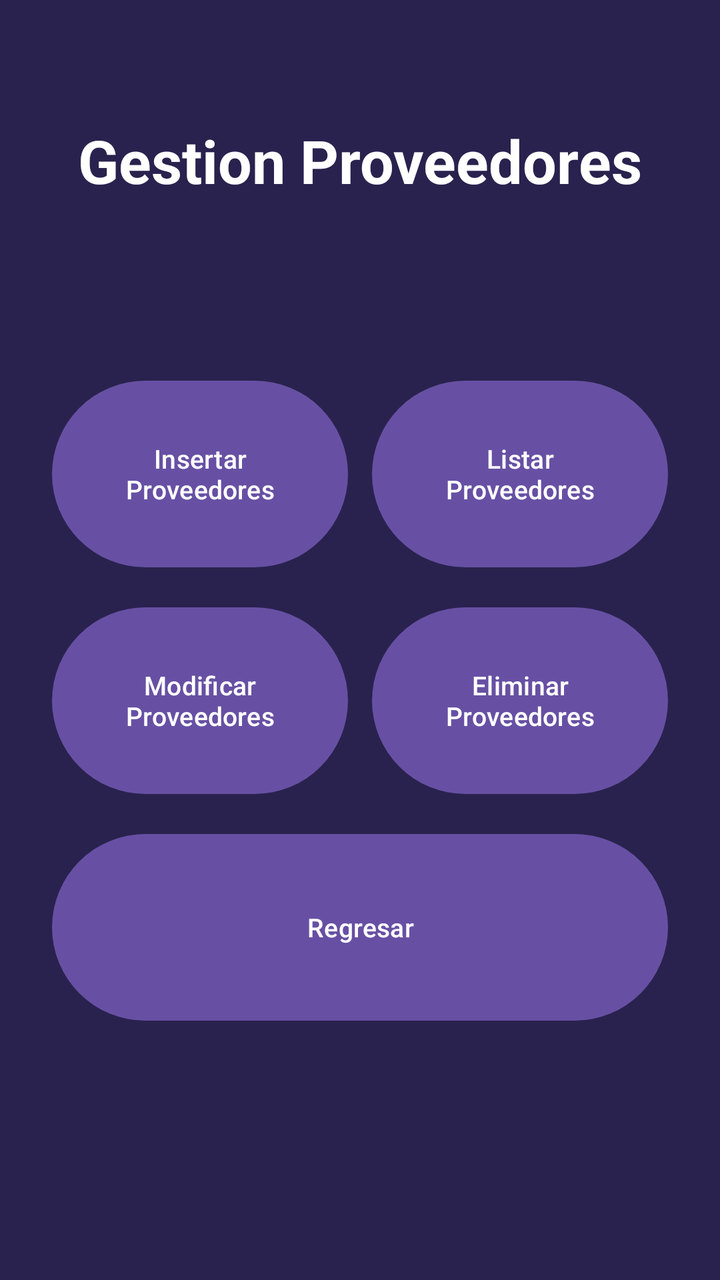
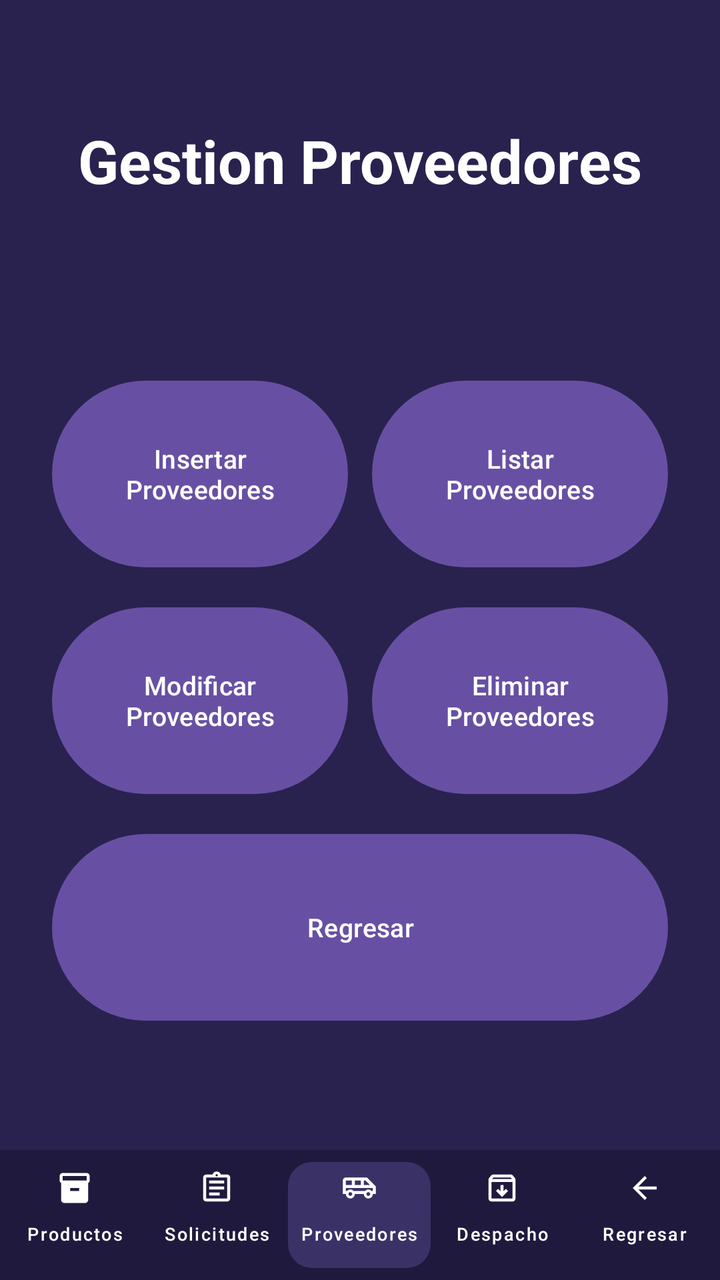

The first picture is an Android layout as it rendered before a commit; the second is the same layout after the commit. The layout source and the unified diff follow.
<!-- AndroidManifest.xml: application theme Theme.AlcamenProyectoFinal -->
<!-- res/layout/activity_frm_gestion_proveedores.xml -->
<?xml version="1.0" encoding="utf-8"?>
<androidx.constraintlayout.widget.ConstraintLayout xmlns:android="http://schemas.android.com/apk/res/android"
    xmlns:app="http://schemas.android.com/apk/res-auto"
    xmlns:tools="http://schemas.android.com/tools"
    android:id="@+id/main"
    android:background="#29224E" android:layout_width="match_parent"
    android:layout_height="match_parent"
    tools:context=".Vista.frmGestionProveedores">

    <TextView
        android:id="@+id/textView57"
        android:layout_width="wrap_content"
        android:layout_height="wrap_content"
        android:text="Gestion Proveedores"
        android:textColor="#FFFFFF"
        android:textSize="30sp"
        android:textStyle="bold"
        android:layout_marginTop="60dp"
        app:layout_constraintEnd_toEndOf="parent"
        app:layout_constraintStart_toStartOf="parent"
        app:layout_constraintTop_toTopOf="parent" />

    <GridLayout
        android:layout_width="320dp"
        android:layout_height="340dp"
        android:columnCount="2"
        android:rowCount="3"
        app:layout_constraintBottom_toBottomOf="parent"
        app:layout_constraintEnd_toEndOf="parent"
        app:layout_constraintStart_toStartOf="parent"
        app:layout_constraintTop_toBottomOf="@+id/textView57"
        app:layout_constraintVertical_bias="0.4">

        <Button
            android:id="@+id/button60"
            android:layout_width="0dp"
            android:layout_height="0dp"
            android:layout_rowWeight="1"
            android:layout_columnWeight="1"
            android:layout_margin="6dp"
            android:onClick="btnInsertarProveedores"
            android:text="Insertar\nProveedores"
            android:textSize="13sp" />

        <Button
            android:id="@+id/button61"
            android:layout_width="0dp"
            android:layout_height="0dp"
            android:layout_rowWeight="1"
            android:layout_columnWeight="1"
            android:layout_margin="6dp"
            android:onClick="btnListarProveedores"
            android:text="Listar\nProveedores"
            android:textSize="13sp" />

        <Button
            android:id="@+id/button62"
            android:layout_width="0dp"
            android:layout_height="0dp"
            android:layout_rowWeight="1"
            android:layout_columnWeight="1"
            android:layout_margin="6dp"
            android:onClick="btnModificarProveedores"
            android:text="Modificar\nProveedores"
            android:textSize="13sp" />

        <Button
            android:id="@+id/button63"
            android:layout_width="0dp"
            android:layout_height="0dp"
            android:layout_rowWeight="1"
            android:layout_columnWeight="1"
            android:layout_margin="6dp"
            android:onClick="btnEliminarProveedores"
            android:text="Eliminar\nProveedores"
            android:textSize="13sp" />

        <Button
            android:id="@+id/button64"
            android:layout_width="0dp"
            android:layout_height="0dp"
            android:layout_rowWeight="1"
            android:layout_columnSpan="2"
            android:layout_columnWeight="2"
            android:layout_margin="6dp"
            android:onClick="btnRegresar"
            android:text="Regresar"
            android:textSize="13sp" />

    </GridLayout>

</androidx.constraintlayout.widget.ConstraintLayout>
<!-- resources referenced by this layout -->
<resources>
  <!-- unchanged entries left out for length: 2 -->
</resources>

<!-- the commit's change to res/layout/activity_frm_gestion_proveedores.xml (unified diff, before → after) -->
@@ -89,4 +89,117 @@
 
     </GridLayout>
 
+    <LinearLayout
+        android:id="@+id/footerJefeAlmacen"
+        android:layout_width="match_parent"
+        android:layout_height="65dp"
+        android:layout_alignParentBottom="true"
+        android:background="#1F1A3D"
+        android:orientation="horizontal"
+        android:paddingHorizontal="2dp"
+        android:gravity="center_vertical"
+        app:layout_constraintBottom_toBottomOf="parent"
+        app:layout_constraintEnd_toEndOf="parent"
+        app:layout_constraintStart_toStartOf="parent">
+
+        
+        <com.google.android.material.button.MaterialButton
+            android:id="@+id/btnProductos"
+            style="@style/Widget.MaterialComponents.Button.TextButton"
+            android:layout_width="0dp"
+            android:layout_height="match_parent"
+            android:layout_weight="1"
+            android:paddingLeft="0dp"
+            android:paddingRight="0dp"
+            android:text="Productos"
+            android:textColor="@android:color/white"
+            android:textSize="9sp"
+            app:icon="@drawable/ic_inventory"
+            app:iconGravity="top"
+            app:iconPadding="1dp"
+            app:iconSize="18dp"
+            app:iconTint="@android:color/white"
+            app:textAllCaps="false" />
+
+        
+        <com.google.android.material.button.MaterialButton
+            android:id="@+id/btnSolicitudes"
+            style="@style/Widget.MaterialComponents.Button.TextButton"
+            android:layout_width="0dp"
+            android:layout_height="match_parent"
+            android:layout_weight="1"
+            android:paddingLeft="0dp"
+            android:paddingRight="0dp"
+            android:text="Solicitudes"
+            android:textColor="@android:color/white"
+            android:textSize="9sp"
+            app:icon="@drawable/ic_assignment"
+            app:iconGravity="top"
+            app:iconPadding="1dp"
+            app:iconSize="18dp"
+            app:iconTint="@android:color/white"
+            app:textAllCaps="false" />
+
+        
+        <com.google.android.material.button.MaterialButton
+            android:id="@+id/btnProveedores"
+            style="@style/Widget.MaterialComponents.Button.UnelevatedButton"
+            android:layout_width="0dp"
+            android:layout_height="65dp"
+            android:layout_marginVertical="6dp"
+            android:layout_weight="1"
+            android:paddingLeft="0dp"
+            android:paddingRight="0dp"
+            android:text="Proveedores"
+            android:textColor="@android:color/white"
+            android:textSize="9sp"
+            app:backgroundTint="#3A3266"
+            app:cornerRadius="12dp"
+            app:icon="@drawable/ic_local_shipping"
+            app:iconGravity="top"
+            app:iconPadding="1dp"
+            app:iconSize="18dp"
+            app:iconTint="@android:color/white"
+            app:textAllCaps="false" />
+
+        
+        <com.google.android.material.button.MaterialButton
+            android:id="@+id/btnDespacho"
+            style="@style/Widget.MaterialComponents.Button.TextButton"
+            android:layout_width="0dp"
+            android:layout_height="match_parent"
+            android:layout_weight="1"
+            android:paddingLeft="0dp"
+            android:paddingRight="0dp"
+            android:text="Despacho"
+            android:textColor="@android:color/white"
+            android:textSize="9sp"
+            app:icon="@drawable/ic_list_alt"
+            app:iconGravity="top"
+            app:iconPadding="1dp"
+            app:iconSize="18dp"
+            app:iconTint="@android:color/white"
+            app:textAllCaps="false" />
+
+        
+        <com.google.android.material.button.MaterialButton
+            android:id="@+id/btnRegresar"
+            style="@style/Widget.MaterialComponents.Button.TextButton"
+            android:layout_width="0dp"
+            android:layout_height="match_parent"
+            android:layout_weight="1"
+            android:paddingLeft="0dp"
+            android:paddingRight="0dp"
+            android:text="Regresar"
+            android:textColor="@android:color/white"
+            android:textSize="9sp"
+            app:icon="@drawable/ic_arrow_back"
+            app:iconGravity="top"
+            app:iconPadding="1dp"
+            app:iconSize="18dp"
+            app:iconTint="@android:color/white"
+            app:textAllCaps="false" />
+
+    </LinearLayout>
+
 </androidx.constraintlayout.widget.ConstraintLayout>
<!-- resource entries referenced after the edit -->
@@ -1,5 +1,35 @@
 <!-- resources referenced by this layout -->
 <resources>
+  <!-- drawable ic_arrow_back (drawable) -->
+  <vector xmlns:android="http://schemas.android.com/apk/res/android" android:autoMirrored="true" android:height="24dp" android:tint="#000000" android:viewportHeight="960" android:viewportWidth="960" android:width="24dp">
+        
+      <path android:fillColor="@android:color/white" android:pathData="M313,520L537,744L480,800L160,480L480,160L537,216L313,440L800,440L800,520L313,520Z"/>
+      
+  </vector>
+  <!-- drawable ic_assignment (drawable) -->
+  <vector xmlns:android="http://schemas.android.com/apk/res/android" android:autoMirrored="true" android:height="24dp" android:tint="#000000" android:viewportHeight="960" android:viewportWidth="960" android:width="24dp">
+        
+      <path android:fillColor="@android:color/white" android:pathData="M200,840Q167,840 143.5,816.5Q120,793 120,760L120,200Q120,167 143.5,143.5Q167,120 200,120L368,120Q381,84 411.5,62Q442,40 480,40Q518,40 548.5,62Q579,84 592,120L760,120Q793,120 816.5,143.5Q840,167 840,200L840,760Q840,793 816.5,816.5Q793,840 760,840L200,840ZM200,760L760,760Q760,760 760,760Q760,760 760,760L760,200Q760,200 760,200Q760,200 760,200L200,200Q200,200 200,200Q200,200 200,200L200,760Q200,760 200,760Q200,760 200,760ZM280,680L560,680L560,600L280,600L280,680ZM280,520L680,520L680,440L280,440L280,520ZM280,360L680,360L680,280L280,280L280,360ZM501.5,161.5Q510,153 510,140Q510,127 501.5,118.5Q493,110 480,110Q467,110 458.5,118.5Q450,127 450,140Q450,153 458.5,161.5Q467,170 480,170Q493,170 501.5,161.5ZM200,760Q200,760 200,760Q200,760 200,760L200,200Q200,200 200,200Q200,200 200,200L200,200Q200,200 200,200Q200,200 200,200L200,760Q200,760 200,760Q200,760 200,760Z"/>
+      
+  </vector>
+  <!-- drawable ic_inventory (drawable) -->
+  <vector xmlns:android="http://schemas.android.com/apk/res/android" android:height="24dp" android:tint="#000000" android:viewportHeight="24" android:viewportWidth="24" android:width="24dp">
+        
+      <path android:fillColor="@android:color/white" android:pathData="M20,2L4,2c-1,0 -2,0.9 -2,2v3.01c0,0.72 0.43,1.34 1,1.69L3,20c0,1.1 1.1,2 2,2h14c0.9,0 2,-0.9 2,-2L21,8.7c0.57,-0.35 1,-0.97 1,-1.69L22,4c0,-1.1 -1,-2 -2,-2zM15,14L9,14v-2h6v2zM20,7L4,7L4,4l16,-0.02L20,7z"/>
+      
+  </vector>
+  <!-- drawable ic_list_alt (drawable) -->
+  <vector xmlns:android="http://schemas.android.com/apk/res/android" android:height="24dp" android:tint="#000000" android:viewportHeight="960" android:viewportWidth="960" android:width="24dp">
+        
+      <path android:fillColor="@android:color/white" android:pathData="M480,720L640,560L584,504L520,568L520,400L440,400L440,568L376,504L320,560L480,720ZM200,320L200,760Q200,760 200,760Q200,760 200,760L760,760Q760,760 760,760Q760,760 760,760L760,320L200,320ZM200,840Q167,840 143.5,816.5Q120,793 120,760L120,261Q120,247 124.5,234Q129,221 138,210L188,149Q199,135 215.5,127.5Q232,120 250,120L710,120Q728,120 744.5,127.5Q761,135 772,149L822,210Q831,221 835.5,234Q840,247 840,261L840,760Q840,793 816.5,816.5Q793,840 760,840L200,840ZM216,240L744,240L710,200Q710,200 710,200Q710,200 710,200L250,200Q250,200 250,200Q250,200 250,200L216,240ZM480,540L480,540L480,540Q480,540 480,540Q480,540 480,540L480,540Q480,540 480,540Q480,540 480,540Z"/>
+      
+  </vector>
+  <!-- drawable ic_local_shipping (drawable) -->
+  <vector xmlns:android="http://schemas.android.com/apk/res/android" android:autoMirrored="true" android:height="24dp" android:tint="#000000" android:viewportHeight="960" android:viewportWidth="960" android:width="24dp">
+        
+      <path android:fillColor="@android:color/white" android:pathData="M155,725Q120,690 120,640L40,640L40,280Q40,247 63.5,223.5Q87,200 120,200L680,200L920,440L920,640L840,640Q840,690 805,725Q770,760 720,760Q670,760 635,725Q600,690 600,640L360,640Q360,690 325,725Q290,760 240,760Q190,760 155,725ZM600,400L760,400L640,280L600,280L600,400ZM360,400L520,400L520,280L360,280L360,400ZM120,400L280,400L280,280L120,280L120,400ZM275.5,675.5Q290,661 290,640Q290,619 275.5,604.5Q261,590 240,590Q219,590 204.5,604.5Q190,619 190,640Q190,661 204.5,675.5Q219,690 240,690Q261,690 275.5,675.5ZM755.5,675.5Q770,661 770,640Q770,619 755.5,604.5Q741,590 720,590Q699,590 684.5,604.5Q670,619 670,640Q670,661 684.5,675.5Q699,690 720,690Q741,690 755.5,675.5ZM120,560L152,560Q169,542 191,531Q213,520 240,520Q267,520 289,531Q311,542 328,560L632,560Q649,542 671,531Q693,520 720,520Q747,520 769,531Q791,542 808,560L840,560L840,480L120,480L120,560ZM840,480L840,480L808,480Q791,480 769,480Q747,480 720,480Q693,480 671,480Q649,480 632,480L328,480Q311,480 289,480Q267,480 240,480Q213,480 191,480Q169,480 152,480L120,480L120,480L840,480Z"/>
+      
+  </vector>
   <!-- unchanged entries left out for length: 2 -->
 </resources>
 
